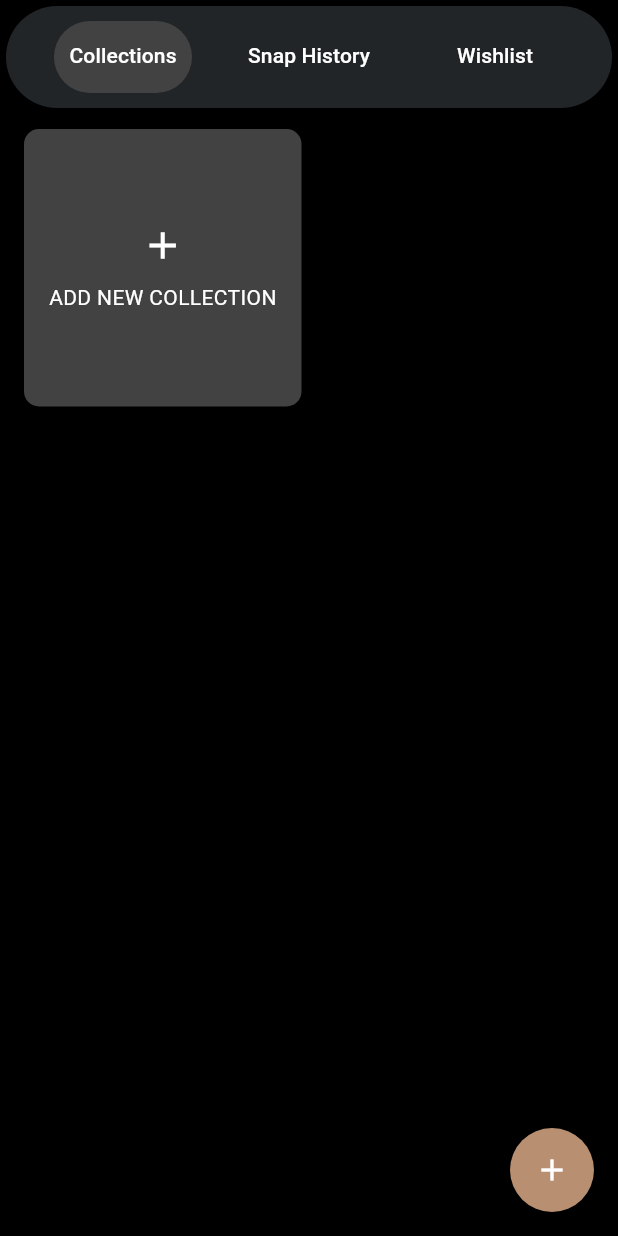
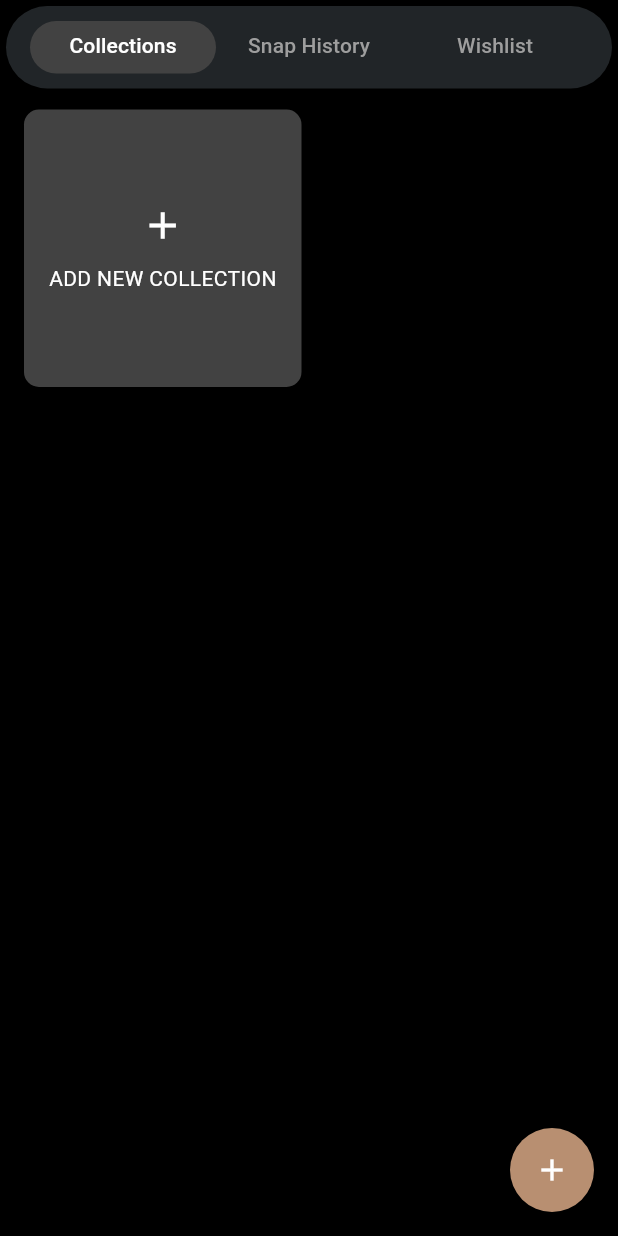
Before and after one commit to caiobraga/Rock_ID, a Flutter app: the FavoritePage screen opened directly with empty values, on a phone screen of 412 x 824 dp. Run offline on Flutter 3.47's test engine with Material 3 defaults, Android fonts, the phone set to English and light mode, and no system bars; our stand-ins replace animated_bottom_navigation_bar, flutter_dotenv, google_fonts, image_picker, page_transition, shared_preferences and 1 more; accounts and stored records are empty.

Commit message:
wishlist init

```diff
--- a/lib/ui/screens/favorite_page.dart
+++ b/lib/ui/screens/favorite_page.dart
@@ -1,53 +1,66 @@
 import 'package:flutter/material.dart';
 import 'package:flutter_onboarding/constants.dart';
 import 'package:flutter_onboarding/db/db.dart';
-import 'package:flutter_onboarding/models/collection.dart';
 import 'package:flutter_onboarding/models/rocks.dart';
 import 'package:flutter_onboarding/ui/screens/detail_page.dart';
+import 'package:flutter_onboarding/ui/screens/select_rock_page.dart';
+import 'package:flutter_onboarding/ui/screens/widgets/custom_tab_bar.dart';
 import 'package:page_transition/page_transition.dart';
 
 import '../../services/collection_dialog.dart';
 import '../widgets/text.dart';
-import 'collection_page.dart';
-import 'widgets/collection.dart';
 import 'widgets/collections_grid_view.dart';
 import 'widgets/rock_list_item.dart';
 
 class FavoritePage extends StatefulWidget {
+  final bool? showWishlist;
   final List<Rock> favoritedRocks;
-  const FavoritePage({Key? key, required this.favoritedRocks}) : super(key: key);
+  const FavoritePage({
+    super.key,
+    required this.favoritedRocks,
+    this.showWishlist,
+  });
 
   @override
   State<FavoritePage> createState() => _FavoritePageState();
 }
 
-class _FavoritePageState extends State<FavoritePage> with SingleTickerProviderStateMixin {
-
+class _FavoritePageState extends State<FavoritePage>
+    with SingleTickerProviderStateMixin {
   List<Map<String, dynamic>> _snapHistory = [];
   List<Rock> _allRocks = [];
   List<Rock> _wishlistRocks = [];
-  late TabController tabController;
+  late TabController _tabController;
+  final List<String> _tabsDescriptions = [
+    'Collections',
+    'Snap History',
+    'Wishlist'
+  ];
 
   @override
   void initState() {
     super.initState();
-    tabController = TabController(length: 3, vsync: this);
+    _tabController = TabController(length: 3, vsync: this);
     _loadSnapHistory();
     _loadAllRocks();
     _loadWishlist();
+    setState(() {
+      if (widget.showWishlist == true) {
+        _tabController.index = 2;
+      }
+    });
   }
 
   @override
   void dispose() {
-    tabController.dispose();
+    _tabController.dispose();
     super.dispose();
   }
 
-
-
   void _loadSnapHistory() async {
     try {
-      List<Map<String, dynamic>> snapHistory = await DatabaseHelper().snapHistory();
+      List<Map<String, dynamic>> snapHistory =
+          await DatabaseHelper().snapHistory();
       setState(() {
         _snapHistory = snapHistory;
       });
@@ -91,16 +104,17 @@ class _FavoritePageState extends State<FavoritePage> with SingleTickerProviderSt
     _loadSnapHistory(); // Reload snap history after adding
   }
 
-
-
   Widget _buildCollectionsTab() {
     return SingleChildScrollView(
       child: Column(
         crossAxisAlignment: CrossAxisAlignment.start,
         children: [
-          CollectionGridView(hasAddOption: true, onItemAdded: (){
+          CollectionGridView(
+            hasAddOption: true,
+            onItemAdded: () {
               setState(() {});
-          },)
+            },
+          )
         ],
       ),
     );
@@ -117,10 +131,10 @@ class _FavoritePageState extends State<FavoritePage> with SingleTickerProviderSt
           shape: RoundedRectangleBorder(
             borderRadius: BorderRadius.circular(30.0),
           ),
-          onPressed: (){
-            CollectionDialogService().show(context, (){
+          onPressed: () {
+            CollectionDialogService().show(context, () {
               setState(() {});
-            } );
+            });
           },
           child: const Icon(Icons.add, color: Colors.white),
         ),
@@ -133,56 +147,16 @@ class _FavoritePageState extends State<FavoritePage> with SingleTickerProviderSt
                 color: Constants.darkGrey,
                 borderRadius: BorderRadius.circular(50),
               ),
-              padding: const EdgeInsets.symmetric(horizontal: 16.0, vertical: 10.0),
-              child: TabBar(
-                controller: tabController,
-                indicator: BoxDecoration(
-                  borderRadius: BorderRadius.circular(30), // Creates border radius for the indicator
-                  color: Colors.grey[800], // Change the background color
-                ),
-                unselectedLabelColor: Colors.white,
-                labelColor: Colors.white,
-                dividerHeight: 0,
-                tabs: [
-                  Tab(
-                    child: Container(
-                      decoration: BoxDecoration(
-                        borderRadius: BorderRadius.circular(30),
-                      ),
-                      child: const Align(
-                        alignment: Alignment.center,
-                        child: Text("Collections"),
-                      ),
-                    ),
-                  ),
-                  Tab(
-                    child: Container(
-                      decoration: BoxDecoration(
-                        borderRadius: BorderRadius.circular(30),
-                      ),
-                      child: const Align(
-                        alignment: Alignment.center,
-                        child: Text("Snap History"),
-                      ),
-                    ),
-                  ),
-                  Tab(
-                    child: Container(
-                      decoration: BoxDecoration(
-                        borderRadius: BorderRadius.circular(30),
-                      ),
-                      child: const Align(
-                        alignment: Alignment.center,
-                        child: Text("Wishlist"),
-                      ),
-                    ),
-                  ),
-                ],
+              padding:
+                  const EdgeInsets.symmetric(horizontal: 16.0, vertical: 10.0),
+              child: CustomTabBar(
+                tabController: _tabController,
+                tabsDescriptions: _tabsDescriptions,
               ),
             ),
             Expanded(
               child: TabBarView(
-                controller: tabController,
+                controller: _tabController,
                 children: [
                   _buildCollectionsTab(),
                   _buildSnapHistoryTab(),
@@ -249,14 +223,22 @@ class _FavoritePageState extends State<FavoritePage> with SingleTickerProviderSt
                 itemCount: _snapHistory.length,
                 itemBuilder: (context, index) {
                   final rockId = _snapHistory[index]['rockId'];
-                  final rock = _allRocks.firstWhere((rock) => rock.rockId == rockId, orElse: () => Rock.empty());
+                  final rock = _allRocks.firstWhere(
+                      (rock) => rock.rockId == rockId,
+                      orElse: () => Rock.empty());
                   return RockListItem(
-                    imageUrl: rock.imageURL.isNotEmpty && rock.imageURL != '' ? rock.imageURL : 'https://via.placeholder.com/60',
+                    imageUrl: rock.imageURL.isNotEmpty && rock.imageURL != ''
+                        ? rock.imageURL
+                        : 'https://via.placeholder.com/60',
                     title: rock.rockName,
                     tags: const ['Sulfide minerals', 'Mar', 'Jul'],
                     onTap: () {
                       Navigator.push(
-                              context, PageTransition(child: RockDetailPage(rock: rock, isSavingRock: false), type: PageTransitionType.bottomToTop))
+                              context,
+                              PageTransition(
+                                  child: RockDetailPage(
+                                      rock: rock, isSavingRock: false),
+                                  type: PageTransitionType.bottomToTop))
                           .then((value) => Navigator.of(context).pop());
                     },
                   );
@@ -276,9 +258,9 @@ class _FavoritePageState extends State<FavoritePage> with SingleTickerProviderSt
               mainAxisAlignment: MainAxisAlignment.center,
               children: [
                 Icon(
-                  Icons.list_alt,
+                  Icons.list_alt_rounded,
                   size: 50,
-                  color: Colors.grey,
+                  color: Colors.grey.withOpacity(0.25),
                 ),
                 const SizedBox(height: 20),
                 const Text(
@@ -286,7 +268,7 @@ class _FavoritePageState extends State<FavoritePage> with SingleTickerProviderSt
                   style: TextStyle(
                     color: Colors.white,
                     fontSize: 18,
-                    fontWeight: FontWeight.bold,
+                    fontWeight: FontWeight.w500,
                   ),
                 ),
                 const SizedBox(height: 10),
@@ -301,43 +283,99 @@ class _FavoritePageState extends State<FavoritePage> with SingleTickerProviderSt
                 const SizedBox(height: 20),
                 ElevatedButton.icon(
                   onPressed: () {
-                    // Handle Add Rock button press
+                    _showRockSelectionModal();
                   },
                   icon: const Icon(Icons.add),
-                  label: const Text('Add Rock'),
+                  label: const Text(
+                    'Add Rock',
+                    style: TextStyle(
+                      fontWeight: FontWeight.bold,
+                    ),
+                  ),
                   style: ElevatedButton.styleFrom(
-                    primary: Constants.primaryColor,
+                    backgroundColor: Constants.primaryColor,
+                    foregroundColor: Constants.blackColor,
                     shape: RoundedRectangleBorder(
                       borderRadius: BorderRadius.circular(20.0),
                     ),
                     padding: const EdgeInsets.symmetric(
-                      vertical: 16.0,
-                      horizontal: 24.0,
+                      vertical: 10.0,
+                      horizontal: 20.0,
                     ),
                   ),
                 ),
               ],
             ),
           )
-        : ListView.builder(
+        : Column(
+            children: [
+              Expanded(
+                child: ListView.builder(
                   itemCount: _wishlistRocks.length,
                   itemBuilder: (context, index) {
                     final rock = _wishlistRocks[index];
                     return RockListItem(
-                imageUrl: rock.imageURL.isNotEmpty && rock.imageURL != '' ? rock.imageURL : 'https://via.placeholder.com/60', // Placeholder image
+                      imageUrl: rock.imageURL.isNotEmpty && rock.imageURL != ''
+                          ? rock.imageURL
+                          : 'https://via.placeholder.com/60', // Placeholder image
                       title: rock.rockName,
-                tags: ['Wishlist'], // Replace with actual tags if any
+                      tags: const [
+                        'Wishlist'
+                      ], // Replace with actual tags if any
                       onTap: () {
                         Navigator.push(
                           context,
                           PageTransition(
-                      child: RockDetailPage(rock: rock, isSavingRock: false),
+                            child: RockDetailPage(
+                              rock: rock,
+                              isSavingRock: false,
+                              isFavoritingRock: true,
+                            ),
                             type: PageTransitionType.bottomToTop,
                           ),
                         ).then((value) => _loadWishlist());
                       },
                     );
                   },
+                ),
+              ),
+              const SizedBox(height: 20),
+              ElevatedButton.icon(
+                onPressed: () {
+                  _showRockSelectionModal();
+                },
+                icon: const Icon(Icons.add),
+                label: const Text(
+                  'Add Rock',
+                  style: TextStyle(
+                    fontWeight: FontWeight.bold,
+                  ),
+                ),
+                style: ElevatedButton.styleFrom(
+                  backgroundColor: Constants.primaryColor,
+                  foregroundColor: Constants.blackColor,
+                  shape: RoundedRectangleBorder(
+                    borderRadius: BorderRadius.circular(20.0),
+                  ),
+                  padding: const EdgeInsets.symmetric(
+                    vertical: 10.0,
+                    horizontal: 20.0,
+                  ),
+                ),
+              ),
+            ],
           );
   }
+
+  void _showRockSelectionModal() {
+    Navigator.push(
+        context,
+        PageTransition(
+            duration: const Duration(milliseconds: 400),
+            child: const SelectRockPage(
+              isSavingRock: false,
+              isFavoritingRock: true,
+            ),
+            type: PageTransitionType.bottomToTop));
   }
+}
--- a/lib/ui/screens/widgets/collections_grid_view.dart
+++ b/lib/ui/screens/widgets/collections_grid_view.dart
@@ -1,5 +1,4 @@
 import 'package:flutter/material.dart';
-import 'package:flutter_onboarding/constants.dart';
 
 import '../../../db/db.dart';
 import '../../../models/collection.dart';
@@ -8,13 +7,13 @@ import '../collection_page.dart';
 import 'collection.dart';
 
 class CollectionGridView extends StatefulWidget {
-  bool hasAddOption;
-   void Function() onItemAdded;
-  CollectionGridView({
-    Key? key,
+  final bool hasAddOption;
+  final void Function() onItemAdded;
+  const CollectionGridView({
+    super.key,
     required this.hasAddOption,
-   required this.onItemAdded
-  }) : super(key: key);
+    required this.onItemAdded,
+  });
 
   @override
   State<CollectionGridView> createState() => _CollectionGridViewState();
@@ -32,18 +31,16 @@ class _CollectionGridViewState extends State<CollectionGridView> {
       debugPrint('$e');
     }
   }
+
   @override
   void initState() {
-    // TODO: implement initState
     super.initState();
     _loadCollections();
   }
 
-
   @override
   Widget build(BuildContext context) {
-    return
-GridView.builder(
+    return GridView.builder(
       padding: const EdgeInsets.symmetric(horizontal: 16.0, vertical: 10.0),
       shrinkWrap: true,
       physics: const NeverScrollableScrollPhysics(),
@@ -52,15 +49,16 @@ GridView.builder(
         crossAxisSpacing: 10,
         mainAxisSpacing: 10,
       ),
-            itemCount: widget.hasAddOption ? _collections.length + 1 : _collections.length ,
+      itemCount:
+          widget.hasAddOption ? _collections.length + 1 : _collections.length,
       itemBuilder: (BuildContext context, int index) {
         if (index == _collections.length && widget.hasAddOption) {
           return GestureDetector(
-                  onTap: (){
-                    CollectionDialogService().show(context, (){
+            onTap: () {
+              CollectionDialogService().show(context, () {
                 widget.onItemAdded();
                 _loadCollections();
-                    } );
+              });
             },
             child: Container(
               decoration: BoxDecoration(
@@ -72,7 +70,8 @@ GridView.builder(
                 children: [
                   Icon(Icons.add, color: Colors.white, size: 30),
                   SizedBox(height: 10),
-                        Text('ADD NEW COLLECTION', style: TextStyle(color: Colors.white)),
+                  Text('ADD NEW COLLECTION',
+                      style: TextStyle(color: Colors.white)),
                 ],
               ),
             ),
@@ -86,8 +85,8 @@ GridView.builder(
             rockImages: collection.collectionName == 'Saved'
                 ? []
                 : [
-                          'assets/rock_placeholder.png',
-                          'assets/rock_placeholder.png',
+                    'assets/images/rock1.png',
+                    'assets/images/rock1.png',
                     // Add actual rock images here
                   ],
             onTap: () {
--- /dev/null
+++ b/lib/ui/screens/widgets/custom_tab_bar.dart
@@ -0,0 +1,40 @@
+import 'package:flutter/material.dart';
+
+class CustomTabBar extends StatefulWidget {
+  final TabController tabController;
+  final List<String> tabsDescriptions;
+
+  const CustomTabBar({
+    super.key,
+    required this.tabController,
+    required this.tabsDescriptions,
+  });
+
+  @override
+  State<CustomTabBar> createState() => _CustomTabBarState();
+}
+
+class _CustomTabBarState extends State<CustomTabBar> {
+  @override
+  Widget build(BuildContext context) {
+    return TabBar(
+      controller: widget.tabController,
+      indicator: BoxDecoration(
+        borderRadius: BorderRadius.circular(
+            30), // Creates border radius for the indicator
+        color: Colors.grey[800], // Change the background color
+      ),
+      unselectedLabelColor: Colors.grey,
+      labelColor: Colors.white,
+      indicatorSize: TabBarIndicatorSize.tab,
+      labelPadding: const EdgeInsets.only(top: 4, bottom: 4),
+      dividerHeight: 0,
+      tabs: widget.tabsDescriptions.map((tabDescription) {
+        return Tab(
+          height: 25,
+          text: tabDescription,
+        );
+      }).toList(),
+    );
+  }
+}
```
Also changed, not shown: lib/ui/root_page.dart (+27 -2 lines), lib/ui/screens/detail_page.dart (+107 -23 lines), lib/ui/screens/select_rock_page.dart (+17 -5 lines), pubspec.yaml (+3 -4 lines). Lines whose indentation alone changed are shown as unchanged.
